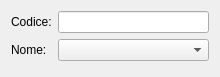
This is squeeze/src/ui/searchcode.ui in lastprimenumbers/lemonpos as Qt 5 draws it before an edit. The edited form follows.
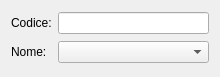
This is the edited form.

```diff
--- a/squeeze/src/ui/searchcode.ui
+++ b/squeeze/src/ui/searchcode.ui
@@ -19,9 +19,9 @@
   <property name="windowTitle">
    <string>Form</string>
   </property>
-  <layout class="QFormLayout" name="formLayout">
+  <layout class="QGridLayout" name="gridLayout">
    <item row="0" column="0">
-    <widget class="QLabel" name="label">
+    <widget class="QLabel" name="lblCode">
      <property name="text">
       <string>Codice:</string>
      </property>
@@ -31,7 +31,7 @@
     <widget class="QLineEdit" name="editCode"/>
    </item>
    <item row="1" column="0">
-    <widget class="QLabel" name="label_2">
+    <widget class="QLabel" name="lblName">
      <property name="text">
       <string>Nome:</string>
      </property>
```
